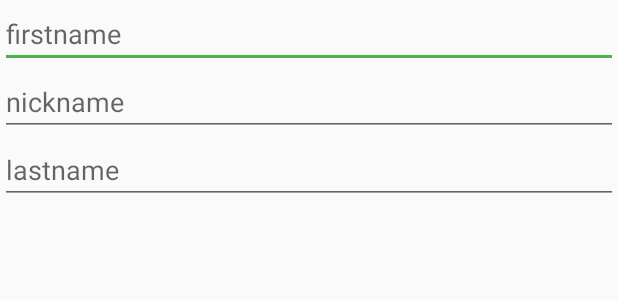
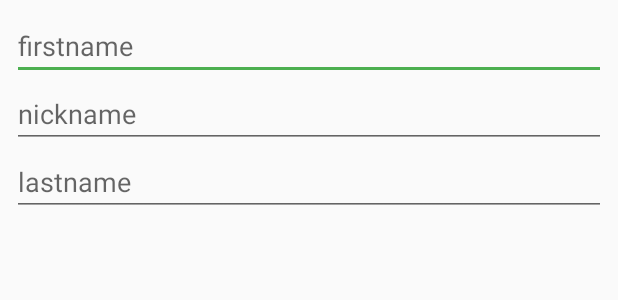
Before and after one commit to madmadson/opentournament, an Android app: the layout dialog_new_player.xml on its own in the app's theme, with its tools: preview values and no code run, on a phone screen of 412 x 824 dp. Shown: the top 300 px of the screen. Run offline under Robolectric (Android 15) with nearby library versions, the phone set to English and light mode, and no system bars.

Commit message:
add paading to player add

```diff
--- a/app/src/main/res/layout/dialog_new_player.xml
+++ b/app/src/main/res/layout/dialog_new_player.xml
@@ -1,7 +1,8 @@
 <?xml version="1.0" encoding="utf-8"?>
 <LinearLayout xmlns:android="http://schemas.android.com/apk/res/android"
     android:orientation="vertical" android:layout_width="match_parent"
-    android:layout_height="match_parent">
+    android:layout_height="match_parent"
+    android:padding="@dimen/player_card_padding">
 
     <EditText
         android:id="@+id/new_player_firstname"
--- a/app/src/main/res/values/dimens.xml
+++ b/app/src/main/res/values/dimens.xml
@@ -13,4 +13,7 @@
     <dimen name="player_card_padding">8dp</dimen>
     <dimen name="player_card_top_bottom_margin">4dp</dimen>
     <dimen name="player_card_side_margin">12dp</dimen>
+
+    <dimen name="player_create_dialog">8dp</dimen>
+
 </resources>
```
